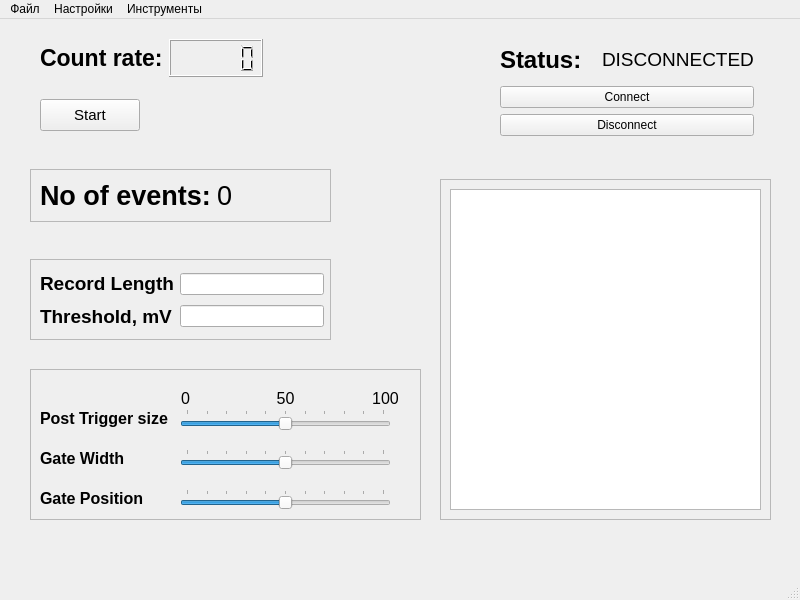
First picture: the form in mainwindow.ui, repository mrnetbear/sandboxStudy, before the edit.
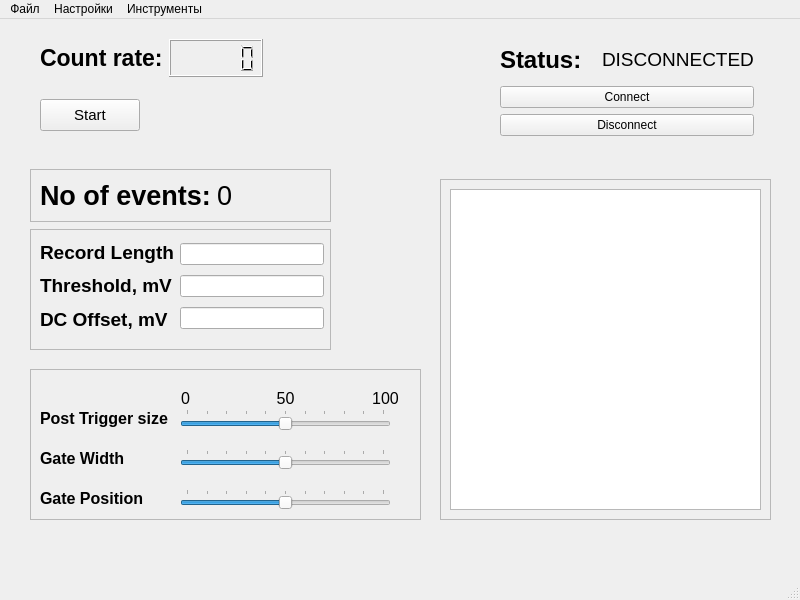
Second picture: the form after the edit.

Commit message: some changes to dc offset

What changed in the file:
```diff
--- a/mainwindow.ui
+++ b/mainwindow.ui
@@ -242,9 +242,9 @@
     <property name="geometry">
      <rect>
       <x>30</x>
-      <y>240</y>
+      <y>210</y>
       <width>301</width>
-      <height>81</height>
+      <height>121</height>
      </rect>
     </property>
     <property name="frameShape">
@@ -259,7 +259,7 @@
        <x>10</x>
        <y>10</y>
        <width>284</width>
-       <height>62</height>
+       <height>94</height>
       </rect>
      </property>
      <layout class="QHBoxLayout" name="horizontalLayout_5">
@@ -291,6 +291,19 @@
           </property>
          </widget>
         </item>
+        <item>
+         <widget class="QLabel" name="labelDCOffset">
+          <property name="font">
+           <font>
+            <pointsize>14</pointsize>
+            <bold>true</bold>
+           </font>
+          </property>
+          <property name="text">
+           <string>&lt;html&gt;&lt;head/&gt;&lt;body&gt;&lt;p&gt;DC Offset, mV&lt;/p&gt;&lt;/body&gt;&lt;/html&gt;</string>
+          </property>
+         </widget>
+        </item>
        </layout>
       </item>
       <item>
@@ -301,6 +314,9 @@
         <item>
          <widget class="QLineEdit" name="lineEditThreshold"/>
         </item>
+        <item>
+         <widget class="QLineEdit" name="lineEditOffset"/>
+        </item>
        </layout>
       </item>
      </layout>
```
The commit also changes 6 other files.
